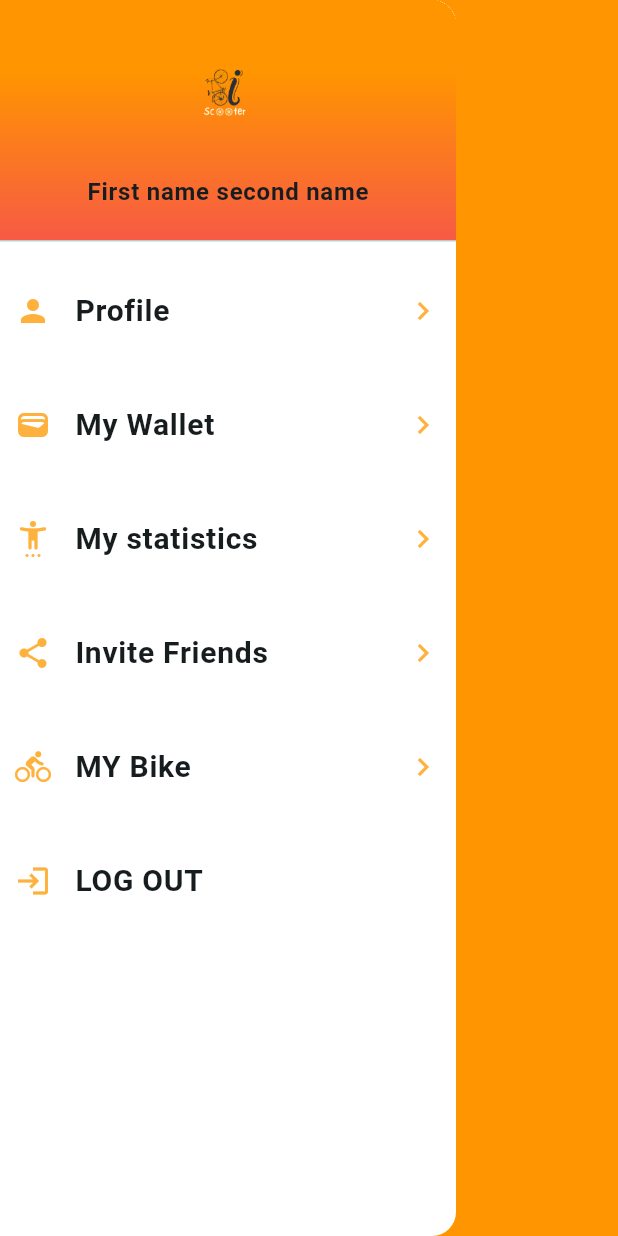
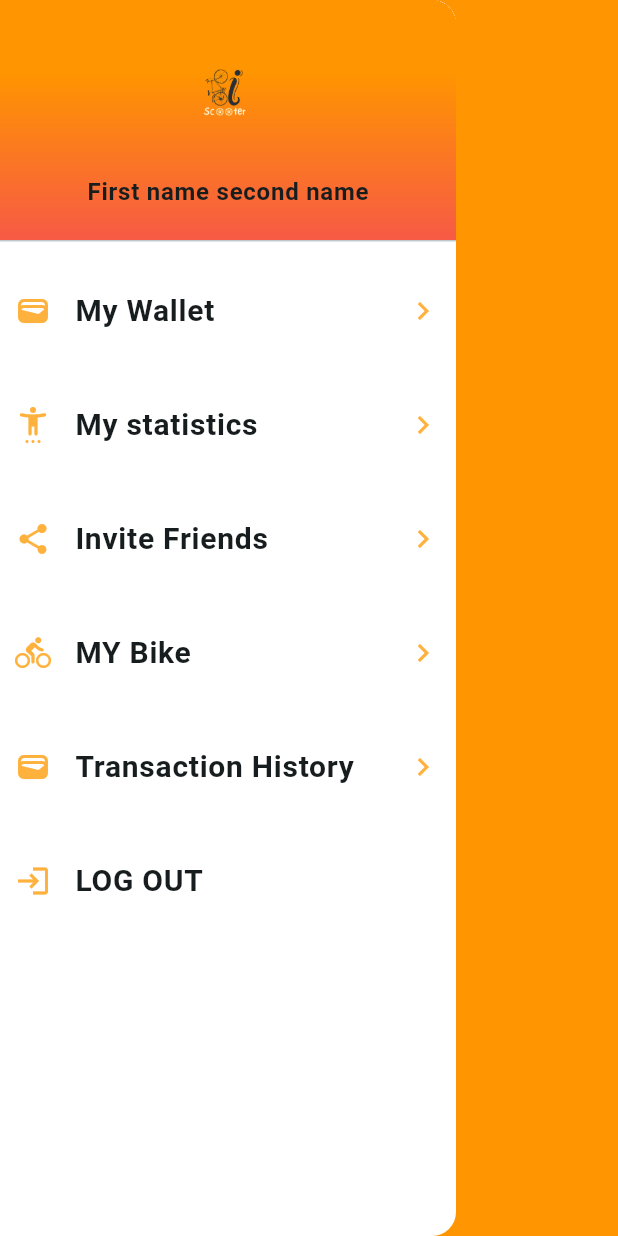
Before and after one commit to BiScooter/BiScooter, a Flutter app: what drawer() shows on an empty page, opened directly, on a phone screen of 412 x 824 dp. Run offline on Flutter 3.47's test engine with Material 3 defaults, Android fonts, the phone set to English and light mode, and no system bars; our stand-ins replace image_picker.

Commit message:
Edit_drawer

```diff
--- a/biscooter/lib/main.dart
+++ b/biscooter/lib/main.dart
@@ -1,5 +1,6 @@
 import 'package:biscooter/screens/profile.dart';
 import 'package:biscooter/widget/bottom.dart';
+import 'package:biscooter/widget/drawer.dart';
 import 'package:flutter/material.dart';
 import 'package:flutter/services.dart';
 
@@ -21,12 +22,11 @@
         textTheme: const TextTheme(
           bodyLarge: TextStyle(), //for header
           bodySmall: TextStyle(), //for description text and any paragraphs
-          bodyMedium: TextStyle(fontSize: 23,fontWeight: FontWeight.bold),
+          bodyMedium: TextStyle(fontSize: 23, fontWeight: FontWeight.bold),
         ),
 
-/// text ("",style :theme.of(context).bodyMedium)
-
-        colorScheme: ColorScheme.fromSeed(
+        /// text ("",style :theme.of(context).bodyMedium)
+ colorScheme: ColorScheme.fromSeed(
             seedColor: Colors.white,
             primary: const Color(0xFFFFB13D),
             secondary: const Color(0xFFFF0000),
@@ -43,7 +43,10 @@
         ),
         useMaterial3: true,
       ),
-      home: const Scaffold(body:profile(),),
+      home: const Scaffold(
+        drawer: drawer(),
+        body: profile(),
+      ),
     );
   }
 }
--- a/biscooter/lib/widget/drawer.dart
+++ b/biscooter/lib/widget/drawer.dart
@@ -24,7 +24,7 @@ class _drawerState extends State<drawer> {
                 gradient: LinearGradient(
               begin: Alignment.topCenter,
               end: Alignment.bottomCenter,
-              stops:  [
+              stops: [
                 0.3,
                 1,
               ],
@@ -35,51 +35,22 @@ class _drawerState extends State<drawer> {
               child: Column(
                 children: [
                   Container(
-                      height: 100,
-                      width: 100,
-                      decoration:const  BoxDecoration(
-                        borderRadius: BorderRadius.all(Radius.circular(50)),
-
-                      ),
-                      child:Image.asset('assets/imgs/biscooter.png'),
-                          ),
-                         const  Text('First name second name',style:TextStyle(fontWeight:FontWeight.bold),)
-
-
+                    height: 100,
+                    width: 100,
+                    decoration: const BoxDecoration(
+                      borderRadius: BorderRadius.all(Radius.circular(50)),
+                    ),
+                    child: Image.asset('assets/imgs/biscooter.png'),
+                  ),
+                  const Text(
+                    'First name second name',
+                    style: TextStyle(fontWeight: FontWeight.bold),
+                  )
                 ],
-
-
               ),
-
             ),
           ),
-          ListTile(
-            contentPadding:
-                const EdgeInsets.symmetric(vertical: 10, horizontal: 10),
-            splashColor: Theme.of(context).colorScheme.shadow,
-            leading: Icon(
-              Icons.person,
-              color: Theme.of(context).colorScheme.primary,
-            ),
-            title: const Text('Profile',
-                style: TextStyle(
-                  fontSize: 20,
-                  fontWeight: FontWeight.bold,
-                  /*color: Font_color,*/
-                  /*fontFamily: 'Montserrat'*/
-                )),
-            trailing: Icon(
-              Icons.chevron_right,
-              color: Theme.of(context).colorScheme.primary,
-            ),
-            // splashColor:theme,
-            onTap: () {
-              /* Navigator.pushReplacement(
-          context,
-          MaterialPageRoute(builder: (context) => Profile()),
-                      );*/
-            },
-          ),
+
           ListTile(
             splashColor: Theme.of(context).colorScheme.shadow,
             contentPadding:
@@ -164,12 +135,13 @@ class _drawerState extends State<drawer> {
           ),
           ListTile(
             splashColor: Theme.of(context).colorScheme.shadow,
-            contentPadding:const  EdgeInsets.symmetric(vertical: 10, horizontal: 10),
+            contentPadding:
+                const EdgeInsets.symmetric(vertical: 10, horizontal: 10),
             leading: Icon(
               Icons.directions_bike_rounded,
               color: Theme.of(context).colorScheme.primary,
             ),
-            title:const  Text('MY Bike',
+            title: const Text('MY Bike',
                 style: TextStyle(
                   fontSize: 20,
                   fontWeight: FontWeight.bold,
@@ -189,7 +161,35 @@ class _drawerState extends State<drawer> {
           ),
           ListTile(
             splashColor: Theme.of(context).colorScheme.shadow,
-            contentPadding: const EdgeInsets.symmetric(vertical: 10, horizontal: 10),
+            contentPadding:
+                const EdgeInsets.symmetric(vertical: 10, horizontal: 10),
+            leading: Icon(
+              Icons.wallet,
+              color: Theme.of(context).colorScheme.primary,
+            ),
+            title: const Text('Transaction History',
+                style: TextStyle(
+                  fontSize: 20,
+                  fontWeight: FontWeight.bold,
+                  /* color: Font_color,
+              fontFamily: 'Montserrat'*/
+                )),
+            trailing: Icon(
+              Icons.chevron_right,
+
+              color: Theme.of(context).colorScheme.primary,
+            ),
+            onTap: () {
+              /*Navigator.pushReplacement(
+          context,
+          MaterialPageRoute(builder: (context) => Setting()),
+                      );*/
+            },
+          ),
+          ListTile(
+            splashColor: Theme.of(context).colorScheme.shadow,
+            contentPadding:
+                const EdgeInsets.symmetric(vertical: 10, horizontal: 10),
             leading: Icon(
               Icons.login,
               color: Theme.of(context).colorScheme.primary,
--- a/biscooter/pubspec.yaml
+++ b/biscooter/pubspec.yaml
@@ -35,6 +35,7 @@ dependencies:
   # The following adds the Cupertino Icons font to your application.
   # Use with the CupertinoIcons class for iOS style icons.
   cupertino_icons: ^1.0.2
+  image_picker: ^1.0.4
 
 dev_dependencies:
   flutter_test:
@@ -62,6 +63,8 @@ flutter:
   assets:
     - assets/imgs/biscooter.png
     - assets/imgs/Scooter.png
+    - assets/imgs/Profile.jpg
+    - assets/imgs/P.jpg
 
   # An image asset can refer to one or more resolution-specific "variants", see
   # https://flutter.dev/assets-and-images/#resolution-aware
```
Also changed, not shown: biscooter/lib/screens/profile.dart (+20 -40 lines), biscooter/lib/widget/bottom.dart (+23 -29 lines), biscooter/assets/imgs/p.jpg (added), biscooter/assets/imgs/profile.jpg (added), biscooter/pubspec.lock, 5 other files.
